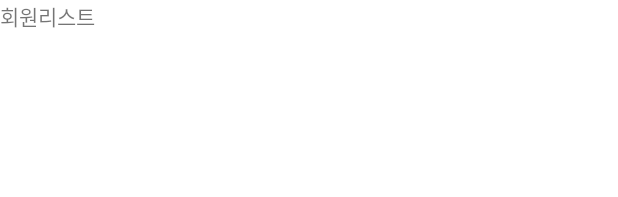
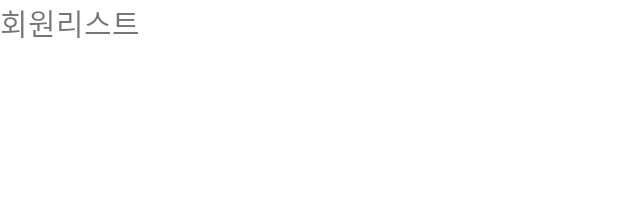
Before and after one commit to jinny1904/MYSAFER, an Android app: the layout fragment_member.xml on its own in the app's theme, with its tools: preview values and no code run, on a phone screen of 412 x 824 dp. Shown: the top 197 px of the screen. Run offline under Robolectric (Android 15) with nearby library versions, the phone set to English and light mode, and no system bars.

Commit message:
20220518

```diff
--- a/app/src/main/AndroidManifest.xml
+++ b/app/src/main/AndroidManifest.xml
@@ -20,7 +20,11 @@
         android:roundIcon="@mipmap/ic_launcher_round"
         android:supportsRtl="true"
         android:theme="@style/Theme.MySafer">
-        <activity android:name=".ListActivity"></activity>
+        <activity
+            android:name=".ListActivity"
+            android:parentActivityName=".MainActivity">
+
+        </activity>
         <activity android:name=".VideoActivity" />
         <activity android:name=".LoginActivity">
             <intent-filter>
--- a/app/src/main/java/com/example/mysafer/VideoActivity.kt
+++ b/app/src/main/java/com/example/mysafer/VideoActivity.kt
@@ -15,10 +15,10 @@ class VideoActivity : AppCompatActivity() {
         binding = DataBindingUtil.setContentView(this, R.layout.activity_video)
         window.addFlags(WindowManager.LayoutParams.FLAG_KEEP_SCREEN_ON)  //영상통화동안 화면 안꺼지게
 
-        remonCall = RemonCall.builder()  //remonCall이라는 클래스 생성
+        remonCall = RemonCall.builder()  //remonCall 클래스 생성
             .context(this)
-            .serviceId("SERVICEID1")
-            .key("1234567890")
+            .serviceId("21ed6fb5-2c8a-4b01-874f-681e1a33ebd4")
+            .key("a0151bae3ff0b1cb94d24a470dea724946472df492da31efd81017e8c2dbb39b")
             .videoCodec("VP8")
             .videoWidth(640)
             .videoHeight(480)
--- a/app/src/main/res/layout/fragment_member.xml
+++ b/app/src/main/res/layout/fragment_member.xml
@@ -11,7 +11,9 @@
         <TextView
             android:layout_width="wrap_content"
             android:layout_height="wrap_content"
-            android:text="회원리스트"/>
+            android:text="회원리스트"
+            android:textSize="20dp"
+            android:layout_gravity="center"/>
     </LinearLayout>
 
 
```
Also changed, not shown: app/src/main/java/com/example/mysafer/Fragment/MemberFragment.kt (+7 -2 lines), app/src/main/java/com/example/mysafer/LoginActivity.kt (+5 -3 lines).
